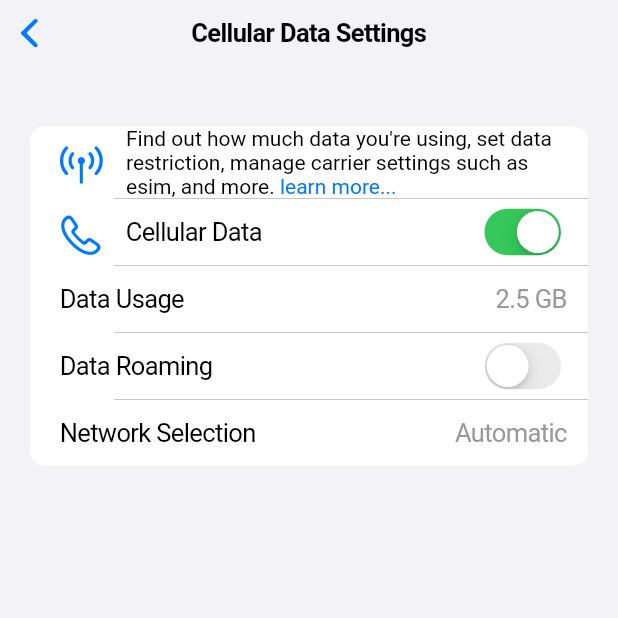
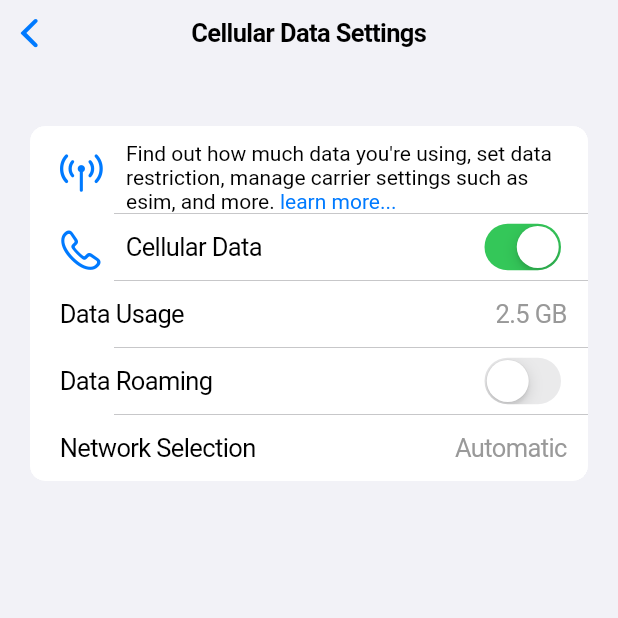
Before and after one commit to megan-esguerra/settings_midterm_activity, a Flutter app: the CellularSettingsPage screen opened directly, on a phone screen of 412 x 824 dp, the top half of it. Run offline on Flutter 3.47's test engine with Material 3 defaults, Android fonts, the phone set to English and light mode, and no system bars.

Commit message:
modify cellular padding

```diff
--- a/lib/main.dart
+++ b/lib/main.dart
@@ -703,7 +703,9 @@ class _CellularSettingsPageState extends State<CellularSettingsPage> {
             children: [
               CupertinoListTile(
                 leading: Icon(CupertinoIcons.antenna_radiowaves_left_right, size: 32),
-                title: RichText(
+                title: Padding(
+                  padding: const EdgeInsets.only(top: 10.0),
+                  child: RichText(
                     text: TextSpan(
                       text: "Find out how much data you're using, set data restriction, manage carrier settings such as esim, and more. ",
                       style: TextStyle(
@@ -717,6 +719,7 @@ class _CellularSettingsPageState extends State<CellularSettingsPage> {
                           ),
                         ),
                       ],
+                    ),
                   ),
                 ),
               ),
```
Lines whose indentation alone changed are shown as unchanged.
